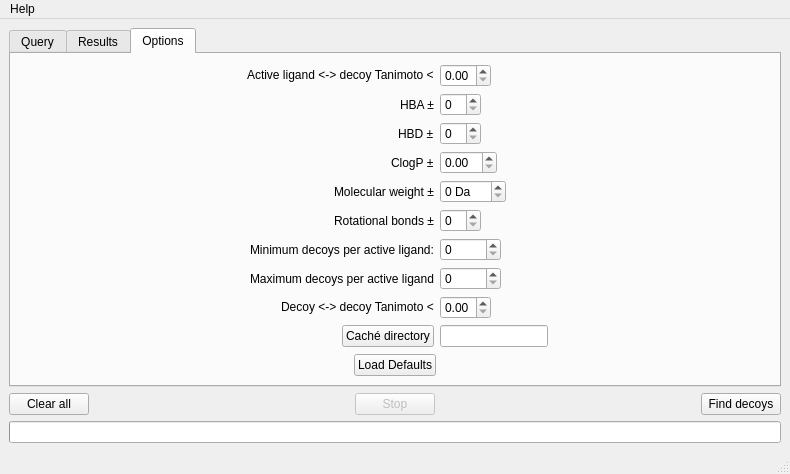
Above: MainWindow.ui from URV-cheminformatics/DecoyFinder before the change. Below: the same form after it.
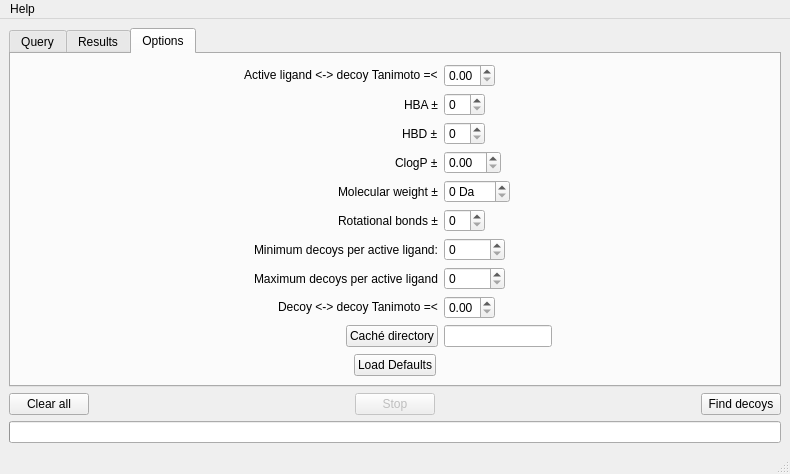
That is the form after the change. The open tabs and pages were chosen to show the change.

Commit message: change allowed tanimoto coefs. to =< instead of <

The edit to the form file:
```diff
--- a/MainWindow.ui
+++ b/MainWindow.ui
@@ -511,7 +511,7 @@
           <item row="0" column="0">
            <widget class="QLabel" name="tanimotoCutoffLabel">
             <property name="text">
-             <string>Active ligand &lt;-&gt; decoy Tanimoto &lt;</string>
+             <string>Active ligand &lt;-&gt; decoy Tanimoto =&lt;</string>
             </property>
             <property name="buddy">
              <cstring>kdecoysFrame</cstring>
@@ -609,7 +609,7 @@
           <item row="8" column="0">
            <widget class="QLabel" name="decoyDecoyTanimotoLabel">
             <property name="text">
-             <string>Decoy &lt;-&gt; decoy Tanimoto &lt;</string>
+             <string>Decoy &lt;-&gt; decoy Tanimoto =&lt;</string>
             </property>
            </widget>
           </item>
```
The commit also changes 3 other files.
